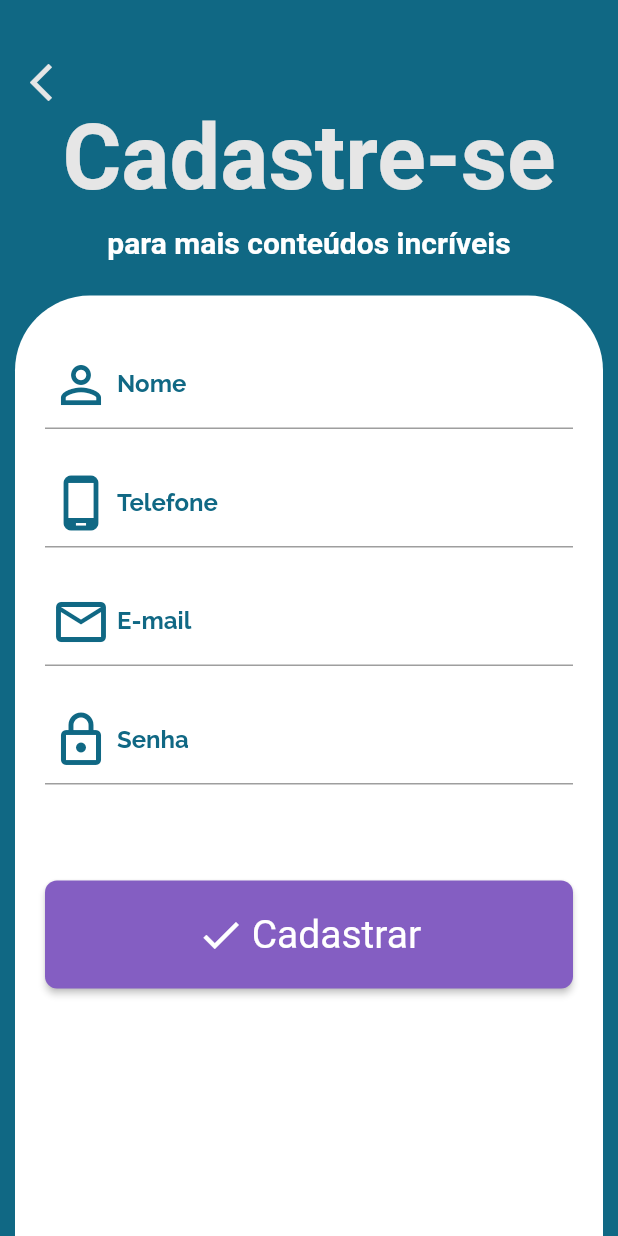
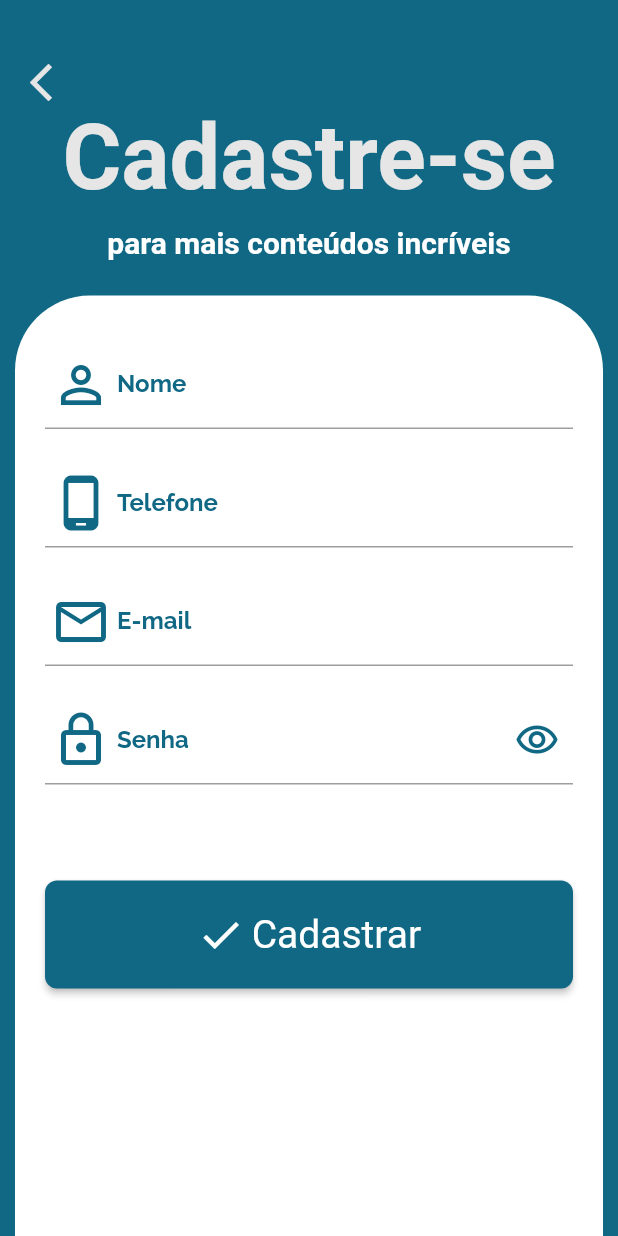
Before and after one commit to EmanuelCezardm/SummariesApp, a Flutter app: the screen it shows after launch, on a phone screen of 412 x 824 dp. Run offline on Flutter 3.47's test engine with Material 2 defaults, Android fonts, the phone set to English and light mode, and no system bars; our stand-ins replace mask_text_input_formatter; Roboto replaces fonts that are missing (Trajan Pro).

Commit message:
add senha visivel

```diff
--- a/lib/ui/screens/register_screen.dart
+++ b/lib/ui/screens/register_screen.dart
@@ -16,7 +16,7 @@ class _RegisterScreenState extends State<RegisterScreen> {
   final TextEditingController _phoneController = TextEditingController();
   final TextEditingController _emailController = TextEditingController();
   final TextEditingController _passwordController = TextEditingController();
-
+  bool passwordVisible = true;
   @override
   Widget build(BuildContext context) {
     final Size size = MediaQuery.of(context).size;
@@ -86,7 +86,7 @@ class _RegisterScreenState extends State<RegisterScreen> {
         Padding(
           padding: const EdgeInsets.symmetric(horizontal: 10),
           child: Container(
-            height: size.height * .8,
+            height: size.height * .85,
             decoration: const BoxDecoration(
               color: Colors.white,
               borderRadius: BorderRadius.vertical(
@@ -163,10 +163,10 @@ class _RegisterScreenState extends State<RegisterScreen> {
                     TextFormField(
                       controller: _passwordController,
                       validator: _senhaValidator(),
-                        obscureText: true,
-                        decoration: const InputDecoration(
-                          prefixIcon: Icon(
-                            Icons.lock_outlined,
+                      obscureText: passwordVisible,
+                      decoration: InputDecoration(
+                        prefixIcon: const Icon(
+                          Icons.lock_outline,
                           color: AppColors.blue,
                           size: 40,
                         ),
@@ -175,8 +175,19 @@ class _RegisterScreenState extends State<RegisterScreen> {
                         labelStyle: TextStyle(
                           color: AppColors.blue,
                         ),
+                        suffixIcon: IconButton(
+                          icon: passwordVisible
+                              ? Icon(Icons.visibility_outlined)
+                              : Icon(Icons.visibility_off_outlined),
+                          iconSize: 30,
+                          onPressed: () => setState(() => passwordVisible
+                              ? passwordVisible = false
+                              : passwordVisible = true),
+                          color: AppColors.blue,
                         ),
-                        keyboardType: TextInputType.visiblePassword),
+                      ),
+                      keyboardType: TextInputType.visiblePassword,
+                    ),
                     const SizedBox(
                       height: 64,
                     ),
@@ -244,7 +255,7 @@ class _RegisterScreenState extends State<RegisterScreen> {
       child: ElevatedButton.icon(
         style: ElevatedButton.styleFrom(
           shape: RoundedRectangleBorder(borderRadius: BorderRadius.circular(8)),
-          primary: AppColors.lilas,
+          primary: AppColors.blue,
           padding: const EdgeInsets.symmetric(vertical: 20),
           textStyle: const TextStyle(
             color: Colors.black,
```
Also changed, not shown: pubspec.lock. Lines whose indentation alone changed are shown as unchanged.
